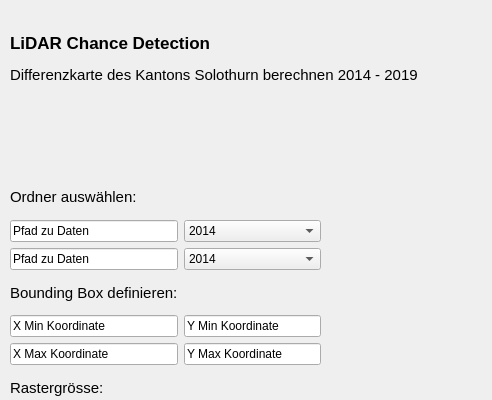
This is gui_v2.ui in selinawalther/LiDAR-Chance-Detection as Qt 5 draws it before an edit; both pictures show x 0 to 492 and y 0 to 400 of the 900 by 500 pixel window. The edited form follows.
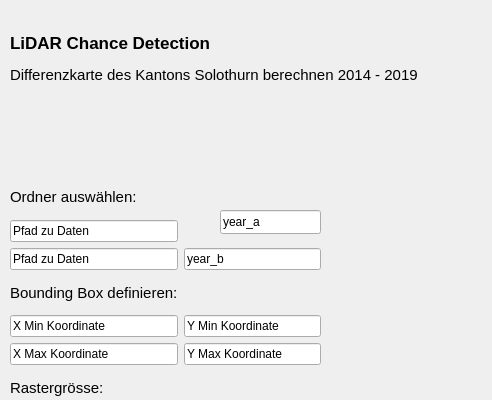
This is the edited form.

Patch:
```diff
--- a/gui_v2.ui
+++ b/gui_v2.ui
@@ -145,23 +145,6 @@
        </property>
       </widget>
      </item>
-     <item row="2" column="1">
-      <widget class="QComboBox" name="year_b">
-       <property name="text" stdset="0">
-        <string>year</string>
-       </property>
-       <item>
-        <property name="text">
-         <string>2014</string>
-        </property>
-       </item>
-       <item>
-        <property name="text">
-         <string>2019</string>
-        </property>
-       </item>
-      </widget>
-     </item>
      <item row="0" column="0">
       <widget class="QLabel" name="dat_def">
        <property name="font">
@@ -174,23 +157,6 @@
        </property>
       </widget>
      </item>
-     <item row="1" column="1">
-      <widget class="QComboBox" name="year_a">
-       <property name="text" stdset="0">
-        <string>year</string>
-       </property>
-       <item>
-        <property name="text">
-         <string>2014</string>
-        </property>
-       </item>
-       <item>
-        <property name="text">
-         <string>2019</string>
-        </property>
-       </item>
-      </widget>
-     </item>
      <item row="8" column="0">
       <widget class="QPushButton" name="berechnen">
        <property name="text">
@@ -198,8 +164,28 @@
        </property>
       </widget>
      </item>
+     <item row="2" column="1">
+      <widget class="QLineEdit" name="year_b">
+       <property name="text">
+        <string>year_b</string>
+       </property>
+      </widget>
+     </item>
     </layout>
    </widget>
+   <widget class="QLineEdit" name="year_a">
+    <property name="geometry">
+     <rect>
+      <x>220</x>
+      <y>210</y>
+      <width>101</width>
+      <height>24</height>
+     </rect>
+    </property>
+    <property name="text">
+     <string>year_a</string>
+    </property>
+   </widget>
   </widget>
   <widget class="QStatusBar" name="statusbar"/>
  </widget>
```
